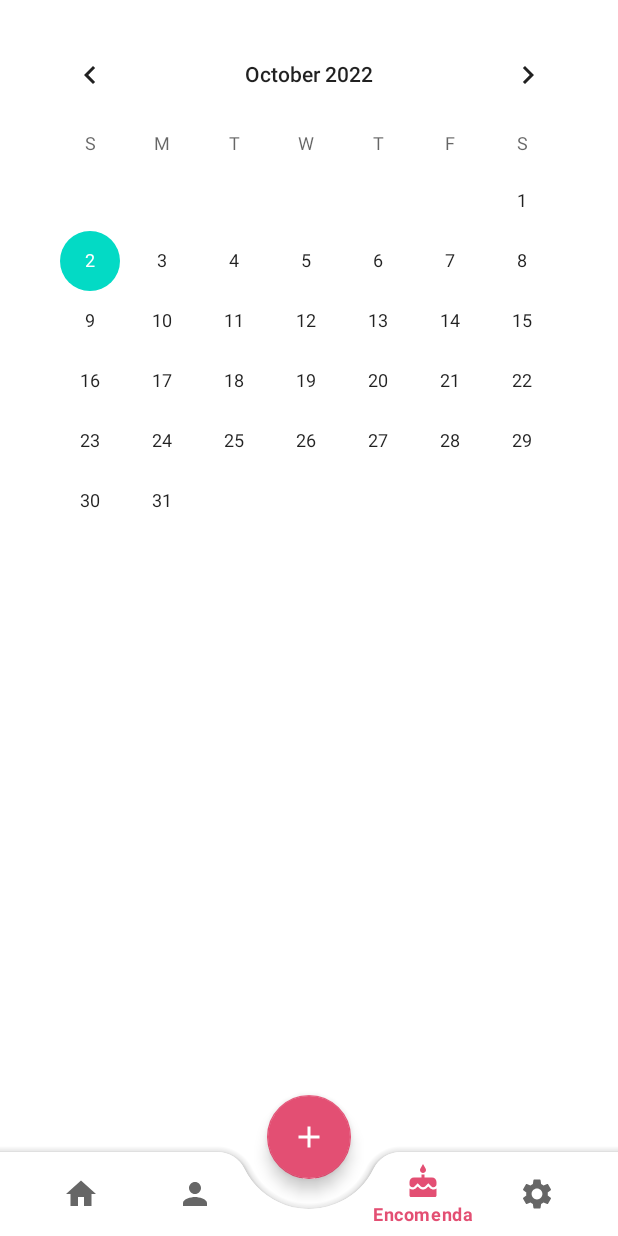
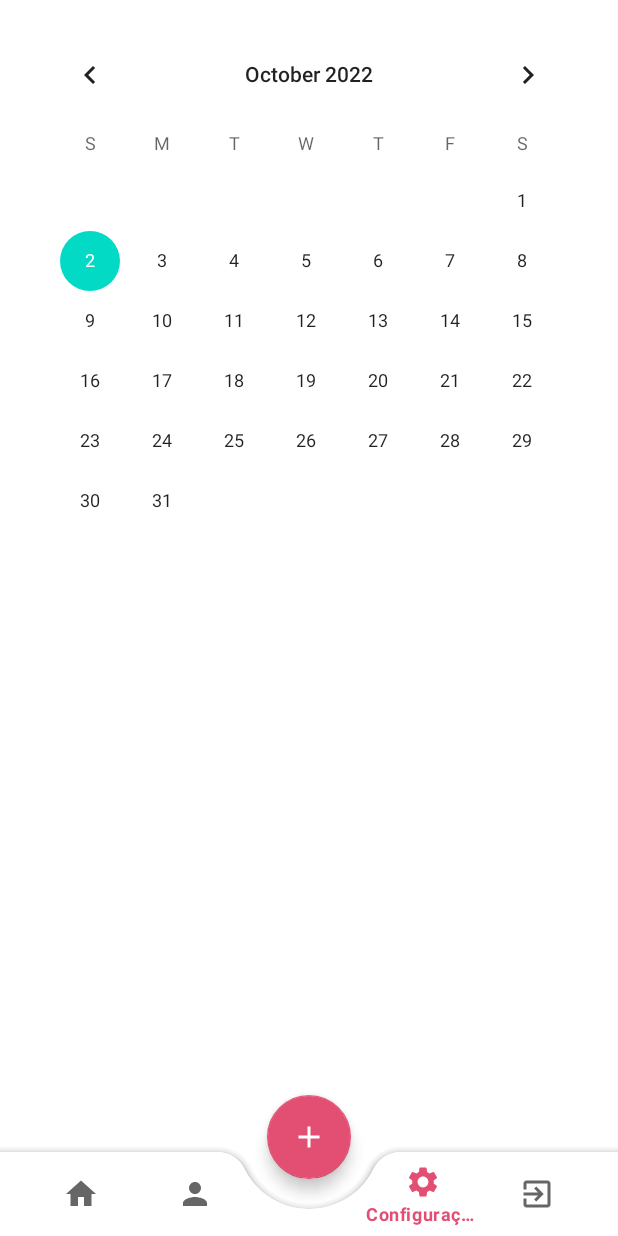
Before and after one commit to Andersons1lva/Schedule-Cake, an Android app: the MainActivity screen opened directly, with no data from a screen before it, item 4 of the bottom bar chosen, on a phone screen of 412 x 824 dp. Run offline under Robolectric (Android 15) with nearby library versions, the phone set to English and light mode, and no system bars; our stand-ins replace Firebase (no records; nobody signed in at launch, a user with empty details on screens opened directly).

Commit message:
Create funtion clicksMenu() for operation with bottomNavigationView buttons.

```diff
--- a/app/src/main/java/com/anderson/schedulecake/MainActivity.kt
+++ b/app/src/main/java/com/anderson/schedulecake/MainActivity.kt
@@ -27,11 +27,12 @@
         binding = ActivityMainBinding.inflate(layoutInflater)
         setContentView(binding.root)
 
+        //chamada do menu inferior
         binding.bottomNavigationView.background = null
         binding.bottomNavigationView.menu.getItem(2).isEnabled = false
 
-        fragmentCalendar = CalendarFragment ()
-        fragmentHome = HomeFragment ()
+        fragmentCalendar = CalendarFragment()
+        fragmentHome = HomeFragment()
 
         //carregamento do fragmento na activityMain
         supportFragmentManager.beginTransaction().add(R.id.frameLayoutFragment, fragmentHome)
@@ -39,15 +40,25 @@
         transaction = supportFragmentManager.beginTransaction()
 
 
-        //logoutApp()
+        clicksMenu()
+
+        initClicks()
     }
 
-   /* private fun logoutApp(){
-        //auth.singOut() desloga usuario do app
-        auth.signOut()
-        //após sair do app volta para tela de login
-        val logout = Intent(this@MainActivity,LoginActivity::class.java)
-        startActivity(logout)
+    //função de clicks geral
+    private fun initClicks() {
 
-    }*/
+    }
+
+    private fun clicksMenu(){
+        binding.bottomNavigationView.setOnItemSelectedListener { item ->
+            when (item.itemId) {
+                R.id.btnMenuExit -> {
+                    auth.signOut()
+                }
+            }
+            true
+        }
+    }
+
 }
--- /dev/null
+++ b/app/src/main/res/drawable/ic_exit.xml
@@ -0,0 +1,5 @@
+<vector android:autoMirrored="true" android:height="24dp"
+    android:tint="#747373" android:viewportHeight="24"
+    android:viewportWidth="24" android:width="24dp" xmlns:android="http://schemas.android.com/apk/res/android">
+    <path android:fillColor="@android:color/white" android:pathData="M10.09,15.59L11.5,17l5,-5 -5,-5 -1.41,1.41L12.67,11H3v2h9.67l-2.58,2.59zM19,3H5c-1.11,0 -2,0.9 -2,2v4h2V5h14v14H5v-4H3v4c0,1.1 0.89,2 2,2h14c1.1,0 2,-0.9 2,-2V5c0,-1.1 -0.9,-2 -2,-2z"/>
+</vector>
--- a/app/src/main/res/layout/activity_main.xml
+++ b/app/src/main/res/layout/activity_main.xml
@@ -10,7 +10,8 @@
     <FrameLayout
         android:id="@+id/frameLayoutFragment"
         android:layout_width="match_parent"
-        android:layout_height="635dp" />
+        android:layout_height="match_parent"
+        android:layout_above="@id/bottomAppBar"/>
 
     <com.google.android.material.bottomappbar.BottomAppBar
         android:id="@+id/bottomAppBar"
--- a/app/src/main/res/menu/menu.xml
+++ b/app/src/main/res/menu/menu.xml
@@ -1,19 +1,25 @@
 <?xml version="1.0" encoding="utf-8"?>
 <menu xmlns:android="http://schemas.android.com/apk/res/android">
-    <item android:id="@+id/textMenuHome"
-        android:title="@string/text_menu_home"
-        android:icon="@drawable/ic_home"/>
-    <item android:id="@+id/textMenuPerson"
-        android:title="@string/text_menu_person"
-        android:icon="@drawable/ic_person"/>
+    <item
+        android:id="@+id/btnMenuHome"
+        android:icon="@drawable/ic_home"
+        android:title="@string/text_menu_home" />
+    <item
+        android:id="@+id/btnMenuPerson"
+        android:icon="@drawable/ic_person"
+        android:title="@string/text_menu_person" />
 
-    <item android:id="@+id/placeHolder"
-        android:title=""/>
+    <item
+        android:id="@+id/placeHolder"
+        android:title="" />
+    <item
+        android:id="@+id/btnMenuSettings"
+        android:icon="@drawable/ic_settings"
+        android:title="@string/text_menu_settings" />
 
-    <item android:id="@+id/textMenuCake"
-        android:title="@string/text_menu_cake"
-        android:icon="@drawable/ic_cake"/>
-    <item android:id="@+id/textMenuSettings"
-        android:title="@string/text_menu_settings"
-        android:icon="@drawable/ic_settings"/>
+    <item
+        android:id="@+id/btnMenuExit"
+        android:icon="@drawable/ic_exit"
+        android:title="@string/text_menu_exit" />
+
 </menu>
--- a/app/src/main/res/values/strings.xml
+++ b/app/src/main/res/values/strings.xml
@@ -23,7 +23,7 @@
     <!--Menu-->
     <string name="text_menu_home">Home</string>
     <string name="text_menu_person">Cliente</string>
-    <string name="text_menu_cake">Encomenda</string>
+    <string name="text_menu_exit">Sair</string>
     <string name="text_menu_settings">Configurações</string>
 
     <!-- Erros Firebase Authentication -->
```
